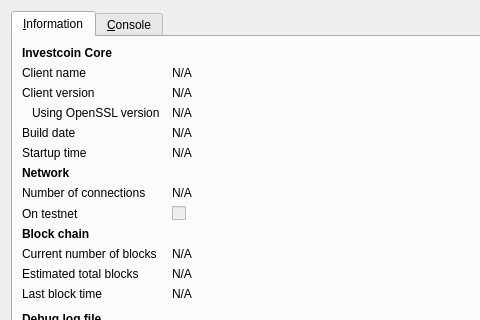
First picture: the form in src/qt/forms/rpcconsole.ui, repository ddnut/Investacoin, before the edit; both pictures show x 0 to 480 and y 0 to 320 of the 740 by 450 pixel window.
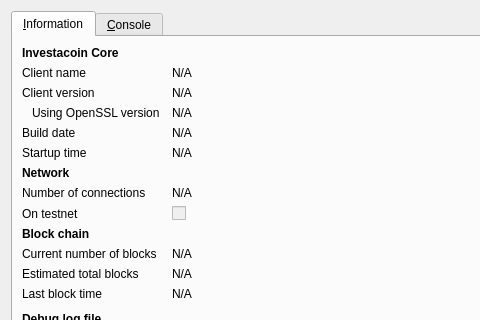
Second picture: the form after the edit. Icons and pictures are not drawn.

Patch:
```diff
--- a/src/qt/forms/rpcconsole.ui
+++ b/src/qt/forms/rpcconsole.ui
@@ -36,7 +36,7 @@
           </font>
          </property>
          <property name="text">
-          <string>Investcoin Core</string>
+          <string>Investacoin Core</string>
          </property>
         </widget>
        </item>
```
Left out of the diff: 6 changed lines with no effect on the pictures.
